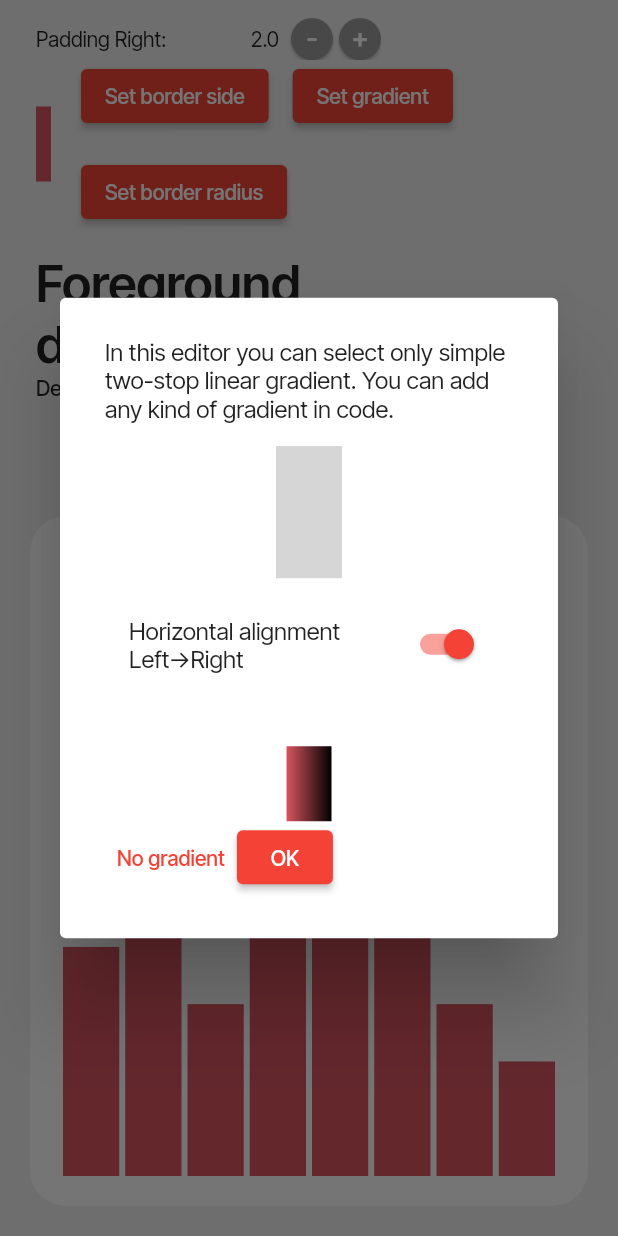
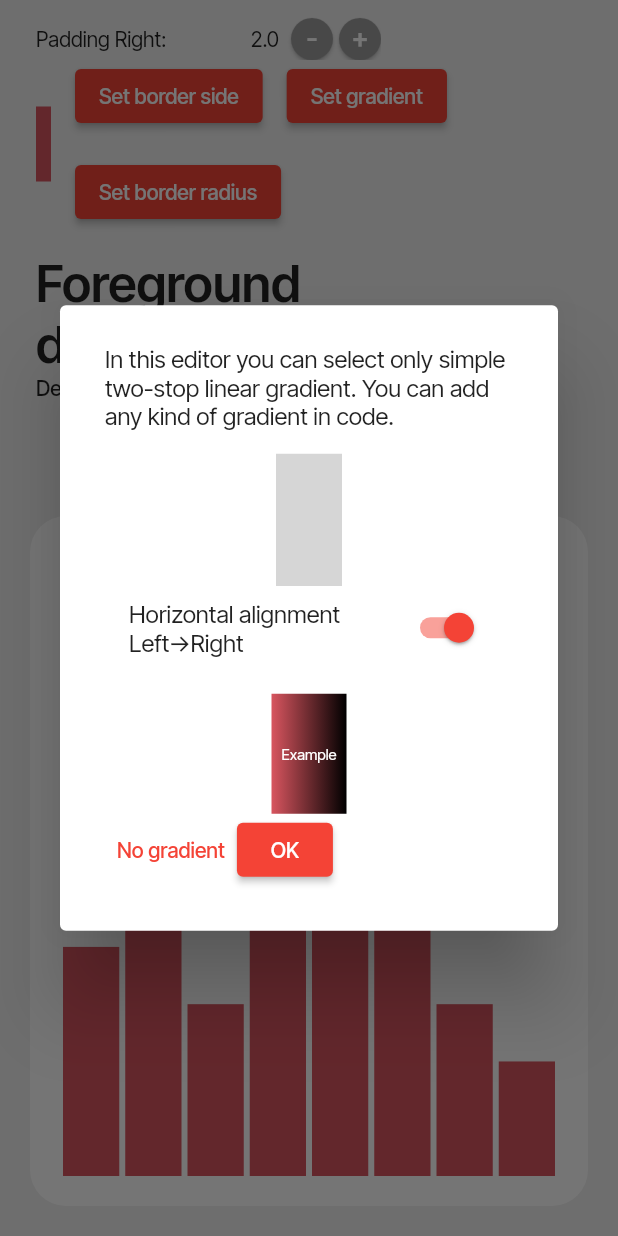
Before and after one commit to infinum/flutter-charts, a Flutter app: the screen it shows after launch, scrolled down 723 dp, after a tap on "Set gradient", on a phone screen of 412 x 824 dp. Run offline on Flutter 3.47's test engine with Material 2 defaults, Android fonts, the phone set to English and light mode, and no system bars; our stand-ins replace flutter_hooks, flutter_riverpod, flutter_svg, freezed_annotation, hooks_riverpod; missing offline and left inert: flex_color_picker; grey boxes are pictures that could not be loaded.

Commit message:
Add labels to dialogs

```diff
--- a/charts_web/lib/ui/common/dialog/gradient_dialog.dart
+++ b/charts_web/lib/ui/common/dialog/gradient_dialog.dart
@@ -63,7 +63,7 @@ class _LinearGradientPickerDialogState extends ConsumerState<LinearGradientPicke
               pickersEnabled: {ColorPickerType.primary: true, ColorPickerType.accent: false},
             ),
             ColorPicker(
-              color: widget.startGradient.colors[0],
+              color: widget.startGradient.colors[1],
               onColorChanged: (Color color) {
                 setState(() {
                   end = color;
@@ -75,7 +75,6 @@ class _LinearGradientPickerDialogState extends ConsumerState<LinearGradientPicke
               enableShadesSelection: false,
               pickersEnabled: {ColorPickerType.primary: true, ColorPickerType.accent: false},
             ),
-            const SizedBox(height: 16),
             SizedBox(
               width: 400,
               child: SwitchListTile(
@@ -89,10 +88,12 @@ class _LinearGradientPickerDialogState extends ConsumerState<LinearGradientPicke
                 },
               ),
             ),
-            const SizedBox(height: 40),
+            const SizedBox(height: 16),
             Container(
-              height: 50,
-              width: 30,
+              height: 80,
+              width: 50,
+              alignment: Alignment.center,
+              child: const Text('Example', style: TextStyle(fontSize: 10, color: Colors.white)),
               decoration: BoxDecoration(
                 gradient: _getGradient(),
               ),
--- a/charts_web/lib/ui/home/chart_options/widget/options_data_component.dart
+++ b/charts_web/lib/ui/home/chart_options/widget/options_data_component.dart
@@ -111,6 +111,8 @@ class _DataTextField extends HookConsumerWidget {
 
     return Row(
       children: [
+        Container(width: 10, height: 40, color: _provider.listColors[listIndex]),
+        const SizedBox(width: 16),
         Expanded(
           child: TextField(
             controller: controller,
@@ -133,7 +135,12 @@ class _DataTextField extends HookConsumerWidget {
         IconButton(
           icon: Icon(Icons.format_paint, color: _provider.listColors[listIndex]),
           onPressed: () async {
-            final color = await ColorPickerDialog.show(context, _provider.listColors[listIndex]);
+            final color = await ColorPickerDialog.show(
+              context,
+              _provider.listColors[listIndex],
+              additionalText:
+                  'In code, with colorForValue you can also define different color for each value of the list.',
+            );
             if (color != null) {
               _provider.updateListColor(color, listIndex);
             }
--- a/charts_web/lib/ui/home/chart_options/widget/options_items_component.dart
+++ b/charts_web/lib/ui/home/chart_options/widget/options_items_component.dart
@@ -164,7 +164,7 @@ class _PerValueOptions extends ConsumerWidget {
     return Row(
       children: [
         Container(width: 10, height: 50, color: _provider.listColors[index]),
-        const SizedBox(width: 20),
+        const SizedBox(width: 16),
         Expanded(
           child: Wrap(
             spacing: 16,
```
Also changed, not shown: charts_web/lib/ui/common/dialog/color_picker_dialog.dart (+5 -5 lines).
